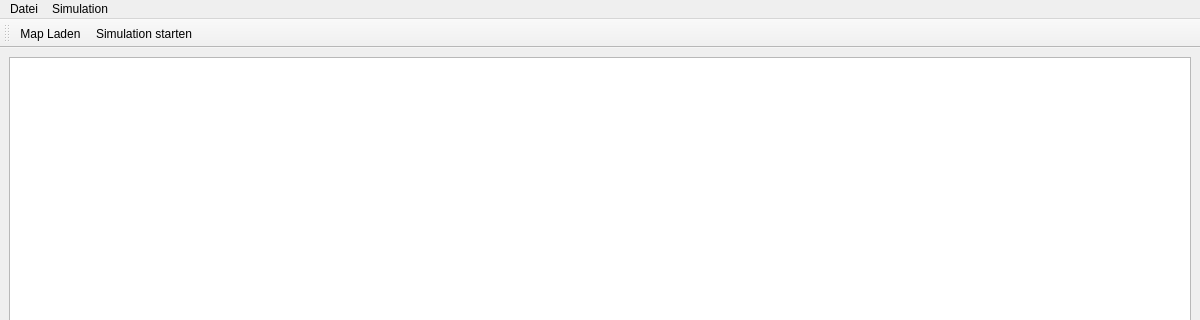
First picture: the form in bin/source/simulatorwindow.ui, repository Waldemarv/swt1718, before the edit; both pictures show x 0 to 1200 and y 0 to 320 of the 1200 by 800 pixel window.
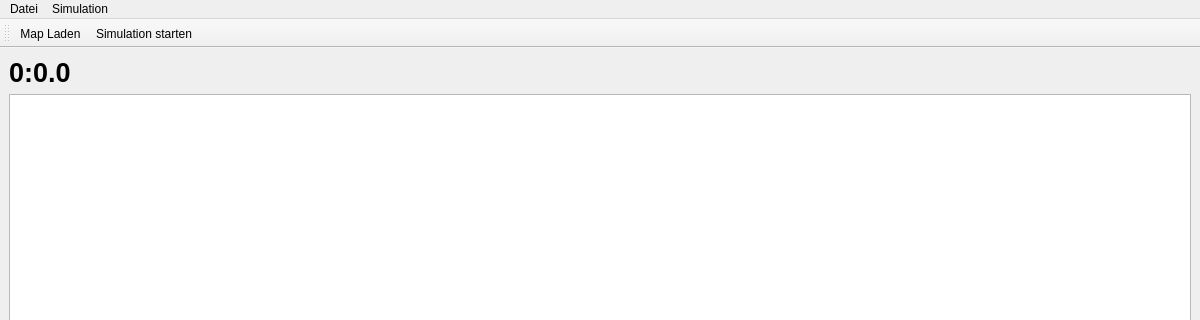
Second picture: the form after the edit.

Commit message: Added third front Sensor and fitnessTime

```diff
--- a/bin/source/simulatorwindow.ui
+++ b/bin/source/simulatorwindow.ui
@@ -16,6 +16,20 @@
   <widget class="QWidget" name="centralwidget">
    <layout class="QGridLayout" name="gridLayout">
     <item row="0" column="0">
+     <widget class="QLabel" name="timeLabel">
+      <property name="font">
+       <font>
+        <pointsize>20</pointsize>
+        <weight>75</weight>
+        <bold>true</bold>
+       </font>
+      </property>
+      <property name="text">
+       <string>0:0.0</string>
+      </property>
+     </widget>
+    </item>
+    <item row="1" column="0">
      <widget class="QGraphicsView" name="graphicsView"/>
     </item>
    </layout>
```
The commit also changes 5 other files.
